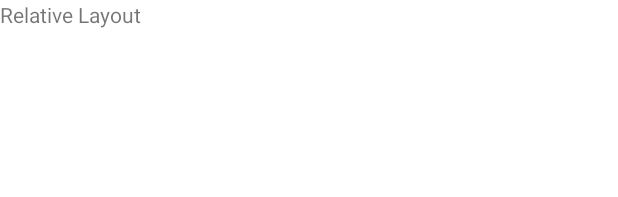
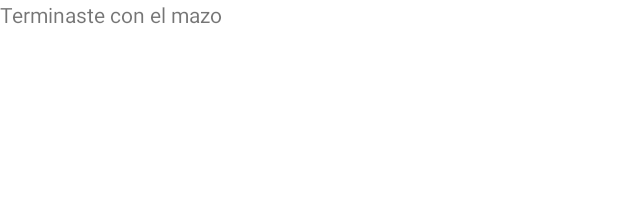
Before and after one commit to jar8-stack/Tarea_8-Aguero_Castillo_Canul_Serrano, an Android app: the layout activity_relative.xml on its own in the app's theme, with its tools: preview values and no code run, on a phone screen of 412 x 824 dp. Shown: the top 197 px of the screen. Run offline under Robolectric (Android 15) with nearby library versions, the phone set to English and light mode, and no system bars.

Commit message:
relative terminado

```diff
--- a/app/build.gradle
+++ b/app/build.gradle
@@ -42,4 +42,7 @@ dependencies {
     testImplementation 'junit:junit:4.+'
     androidTestImplementation 'androidx.test.ext:junit:1.1.2'
     androidTestImplementation 'androidx.test.espresso:espresso-core:3.3.0'
+
+    implementation 'com.github.bumptech.glide:glide:4.11.0'
+    annotationProcessor 'com.github.bumptech.glide:compiler:4.11.0'
 }
--- a/app/src/main/AndroidManifest.xml
+++ b/app/src/main/AndroidManifest.xml
@@ -1,6 +1,8 @@
 <?xml version="1.0" encoding="utf-8"?>
 <manifest xmlns:android="http://schemas.android.com/apk/res/android"
     package="com.example.tarea_8_aguero_castillo_canul_serrano">
+
+    <uses-permission android:name="android.permission.INTERNET"/>
 
     <application
         android:allowBackup="true"
--- a/app/src/main/res/layout/activity_relative.xml
+++ b/app/src/main/res/layout/activity_relative.xml
@@ -1,5 +1,5 @@
 <?xml version="1.0" encoding="utf-8"?>
-<androidx.constraintlayout.widget.ConstraintLayout xmlns:android="http://schemas.android.com/apk/res/android"
+<RelativeLayout xmlns:android="http://schemas.android.com/apk/res/android"
     xmlns:app="http://schemas.android.com/apk/res-auto"
     xmlns:tools="http://schemas.android.com/tools"
     android:layout_width="match_parent"
@@ -14,4 +14,40 @@
 
     </TextView>
 
-</androidx.constraintlayout.widget.ConstraintLayout>
+    <ImageView
+        android:id="@+id/moneda_3"
+        android:layout_width="match_parent"
+        android:layout_height="match_parent"
+        android:scaleType="centerCrop"
+        >
+
+    </ImageView>
+
+    <ImageView
+        android:id="@+id/rey_bastos"
+        android:layout_width="match_parent"
+        android:layout_height="match_parent"
+        android:scaleType="centerCrop"
+        >
+
+    </ImageView>
+
+    <ImageView
+        android:id="@+id/caballo_espadas"
+        android:layout_width="match_parent"
+        android:layout_height="match_parent"
+        android:scaleType="centerCrop"
+        >
+
+    </ImageView>
+
+    <ImageView
+        android:id="@+id/diez_copas"
+        android:layout_width="match_parent"
+        android:layout_height="match_parent"
+        android:scaleType="centerCrop"
+        >
+
+    </ImageView>
+
+</RelativeLayout>
--- a/app/src/main/res/values/strings.xml
+++ b/app/src/main/res/values/strings.xml
@@ -1,5 +1,5 @@
 <resources>
     <string name="app_name">Tarea_8-Aguero_Castillo_Canul_Serrano</string>
-    <string name="relative">Relative Layout</string>
+    <string name="relative">Terminaste con el mazo</string>
     <string name="grid">Grid Layout</string>
 </resources>
```
Also changed, not shown: app/src/main/java/com/example/tarea_8_aguero_castillo_canul_serrano/relativeActivity.kt (+39 -0 lines).
